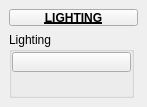
Old version of the form tentacle/ui/3/lighting.ui in the repository m3trik/tentacle.
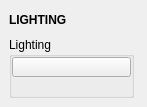
New version of the form. Custom widgets are drawn as their Qt base class.

```diff
--- a/tentacle/ui/3/lighting.ui
+++ b/tentacle/ui/3/lighting.ui
@@ -40,32 +40,28 @@
   <widget class="QWidget" name="main_widget">
    <layout class="QVBoxLayout" name="verticalLayout_2">
     <item>
-     <widget class="PushButtonDraggable" name="draggable_header">
+     <widget class="Draggable_header" name="draggable_header">
       <property name="minimumSize">
        <size>
-        <width>19</width>
-        <height>17</height>
+        <width>0</width>
+        <height>22</height>
        </size>
       </property>
       <property name="maximumSize">
        <size>
-        <width>999</width>
-        <height>17</height>
+        <width>125</width>
+        <height>22</height>
        </size>
       </property>
       <property name="font">
        <font>
         <weight>75</weight>
         <bold>true</bold>
-        <underline>true</underline>
        </font>
       </property>
       <property name="text">
        <string>LIGHTING</string>
       </property>
-      <property name="checkable">
-       <bool>true</bool>
-      </property>
      </widget>
     </item>
     <item>
@@ -162,16 +158,16 @@
   </widget>
  </widget>
  <customwidgets>
-  <customwidget>
-   <class>PushButtonDraggable</class>
-   <extends>QPushButton</extends>
-   <header>widgets.pushbuttondraggable.h</header>
-  </customwidget>
   <customwidget>
    <class>PushButton</class>
    <extends>QPushButton</extends>
    <header>widgets.pushbutton.h</header>
   </customwidget>
+  <customwidget>
+   <class>Draggable_header</class>
+   <extends>QLabel</extends>
+   <header>draggable_header.h</header>
+  </customwidget>
  </customwidgets>
  <resources/>
  <connections/>
```
